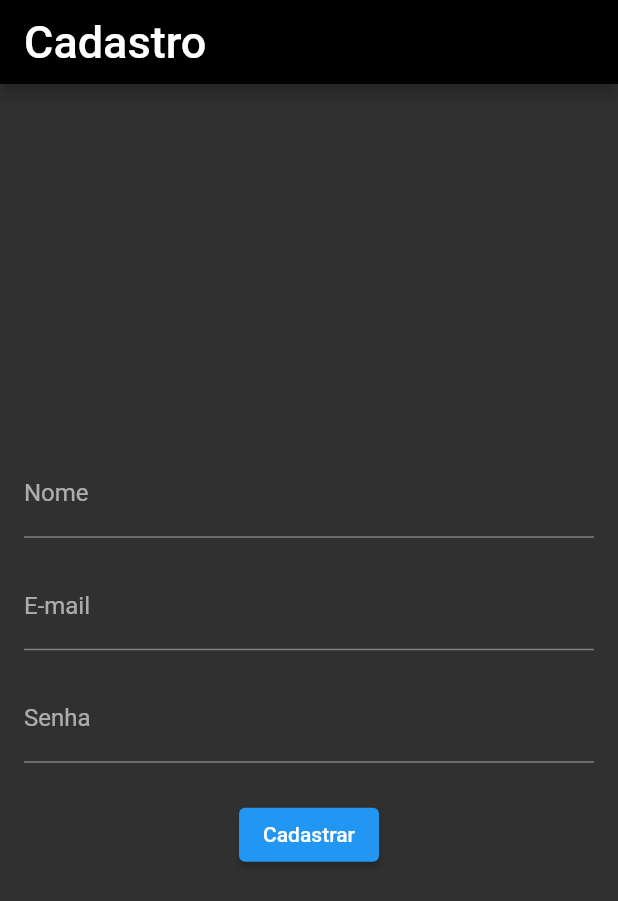
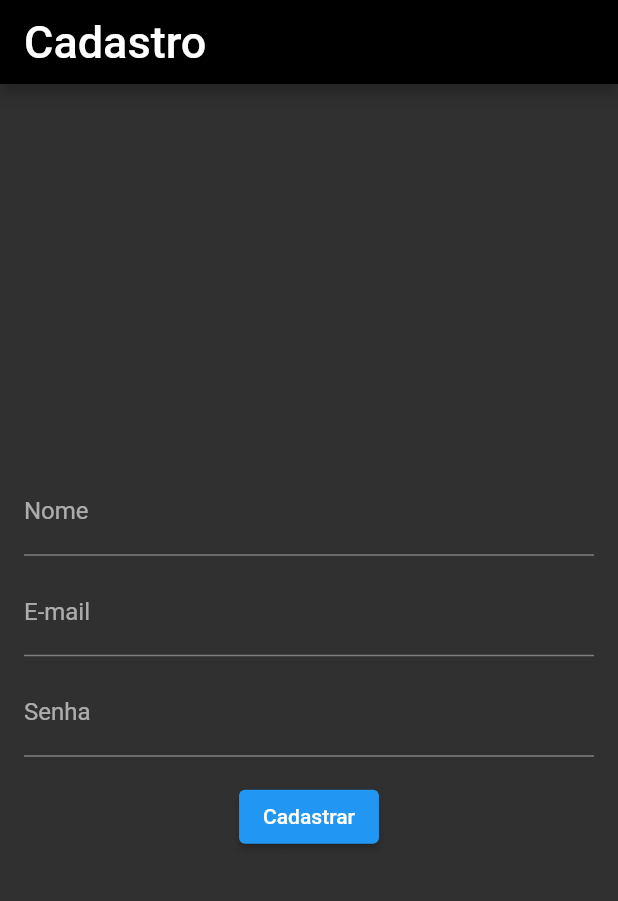
Before and after one commit to mayque731/sisteminha, a Flutter app: the screen it shows after launch, after a tap on "Cadastrar", on a phone screen of 412 x 824 dp. Shown: the top 901 px of the screen. Run offline on Flutter 3.47's test engine with Material 2 defaults, Android fonts, the phone set to English and light mode, and no system bars.

Commit message:
cadastro fungando

```diff
--- a/lib/src/cadastro.dart
+++ b/lib/src/cadastro.dart
@@ -5,17 +5,17 @@ void main() {
 }
 
 class Cadastro extends StatefulWidget {
-  _Cadastro createState() => _Cadastro();
+  _CadastroState createState() => _CadastroState();
 }
 
-class _Cadastro extends State<Cadastro> {
-  Widget build(BuildContext context) {
-    //TextEditingController _controller = new TextEditingController();
+class _CadastroState extends State<Cadastro> {
+  final _formKey = GlobalKey<FormState>();
   var nomeController = TextEditingController();
   var senhaController = TextEditingController();
   var emailController = TextEditingController();
-    var tamanhosenha = senhaController.text.length;
 
+  @override
+  Widget build(BuildContext context) {
     return MaterialApp(
       debugShowCheckedModeBanner: false,
       theme: ThemeData(brightness: Brightness.dark),
@@ -32,43 +32,58 @@ class _Cadastro extends State<Cadastro> {
         ),
         body: Padding(
           padding: EdgeInsets.all(16.0),
+          child: Form(
+            key: _formKey,
+            autovalidateMode: AutovalidateMode.onUserInteraction,
             child: Column(
               mainAxisAlignment: MainAxisAlignment.center,
               children: [
                 TextFormField(
+                  controller: nomeController,
                   decoration: InputDecoration(
                     labelText: 'Nome',
                   ),
+                  validator: (value) {
+                    if (value!.isEmpty) {
+                      return 'Informe o nome';
+                    }
+                    return null;
+                  },
                 ),
-                SizedBox(height: 16.0),
+                SizedBox(height: 8.0),
                 TextFormField(
+                  controller: emailController,
                   decoration: InputDecoration(
                     labelText: 'E-mail',
                   ),
+                  validator: (value) {
+                    if (value!.isEmpty) {
+                      return 'Informe o e-mail';
+                    }
+                    return null;
+                  },
                 ),
-                SizedBox(height: 16.0),
+                SizedBox(height: 8.0),
                 TextFormField(
                   controller: senhaController,
                   decoration: InputDecoration(
                     labelText: 'Senha',
                   ),
+                  obscureText: true,
                   validator: (value) {
-                    if (value!.length > 4) {
-                      return 'senha fraca';
+                    if (value!.isEmpty) {
+                      return 'Informe a senha';
+                    } else if (value.length < 8) {
+                      return 'A senha deve ter pelo menos 8 caracteres';
                     }
+                    return null;
                   },
-                  obscureText: true,
                 ),
-                SizedBox(height: 24.0),
+                SizedBox(height: 16.0),
                 ElevatedButton(
                   onPressed: () {
-                    var aviso = SnackBar(
-                        content: const Text("Senha muito curta"),
-                        action: SnackBarAction(
-                            label: 'Desfazer', onPressed: () {}));
-
-                    if (tamanhosenha < 8) {
-                      ScaffoldMessenger.of(context).showSnackBar(aviso);
+                    if (_formKey.currentState!.validate()) {
+                      // Ação para cadastrar o usuário
                     }
                   },
                   child: Text('Cadastrar'),
@@ -76,6 +91,8 @@ class _Cadastro extends State<Cadastro> {
               ],
             ),
           ),
-        ));
+        ),
+      ),
+    );
   }
 }
```
Lines whose indentation alone changed are shown as unchanged.
